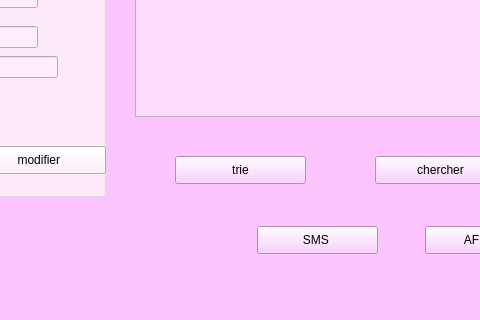
Qt form mainwindow.ui (FirasJery/Olympic_games_2A15) before a commit; both pictures show x 455 to 935 and y 301 to 621 of the 1227 by 621 pixel window.
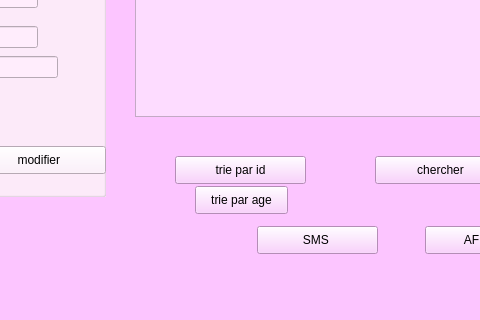
The same form after that commit.

```diff
--- a/mainwindow.ui
+++ b/mainwindow.ui
@@ -278,7 +278,7 @@
      </rect>
     </property>
     <property name="text">
-     <string>trie</string>
+     <string>trie par id</string>
     </property>
    </widget>
    <widget class="QPushButton" name="pushButton_7">
@@ -489,6 +489,19 @@
      </property>
     </widget>
    </widget>
+   <widget class="QPushButton" name="tri_age">
+    <property name="geometry">
+     <rect>
+      <x>650</x>
+      <y>470</y>
+      <width>93</width>
+      <height>28</height>
+     </rect>
+    </property>
+    <property name="text">
+     <string>trie par age</string>
+    </property>
+   </widget>
   </widget>
   <widget class="QMenuBar" name="menuBar">
    <property name="geometry">
```
Left out of the diff: 2 changed lines with no effect on the pictures.
